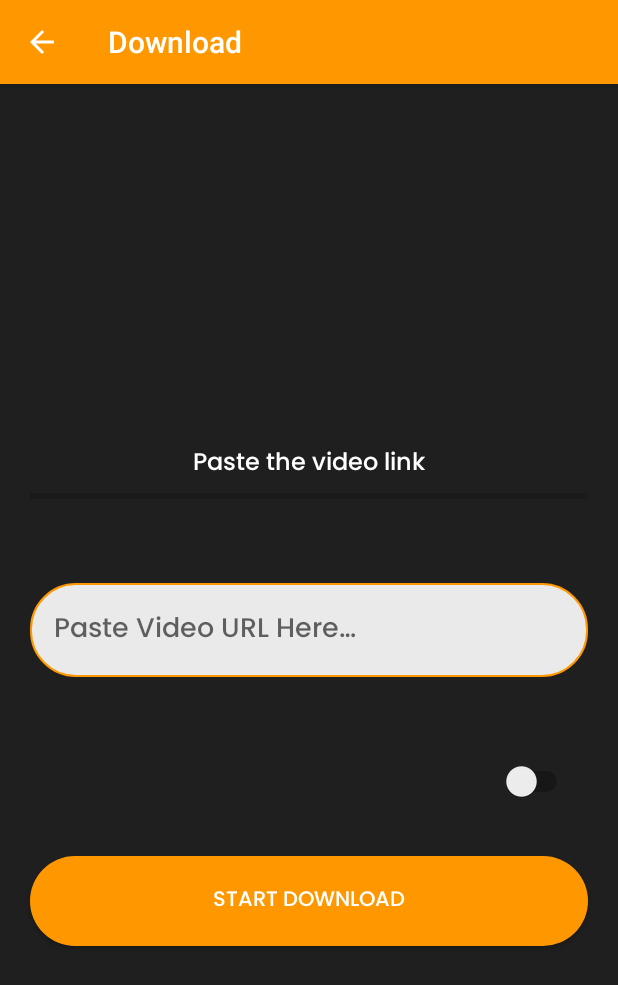
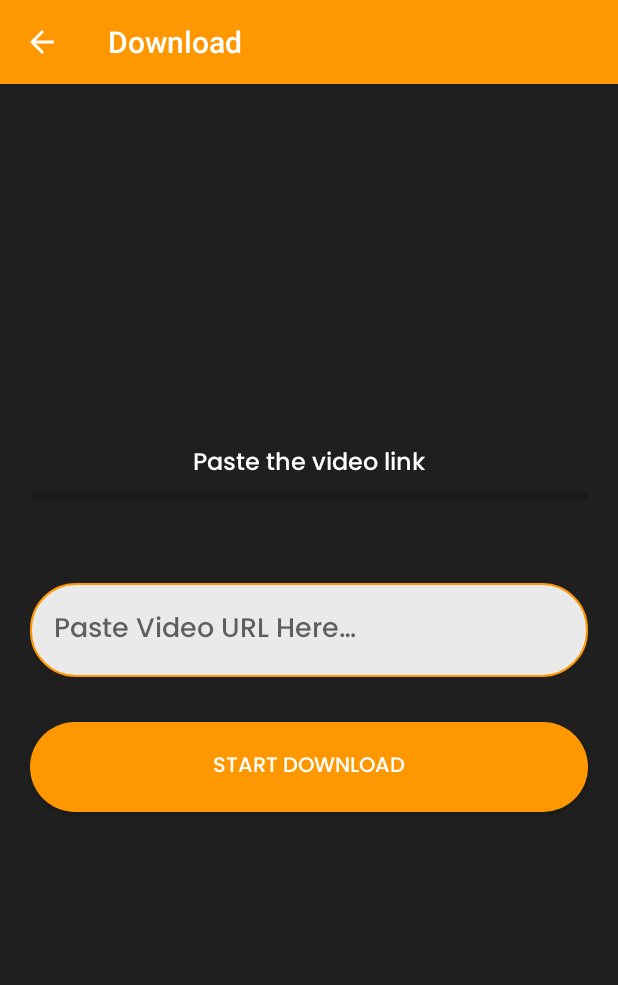
Before and after one commit to nakshatra1997/allinonevideodownloader, an Android app: the DownloadingExampleActivity screen opened directly, with no data from a screen before it, on a phone screen of 412 x 824 dp. Shown: the top 985 px of the screen. Run offline under Robolectric (Android 15) with nearby library versions, the phone set to English and light mode, and no system bars; our stand-ins replace RxJava; libraries missing offline, so code that uses them is left out: com.facebook.ads, com.yausername.youtubedl_android, es.dmoral.toasty; 8 statements that could not run were skipped.

Commit message:
removed config file option

```diff
--- a/app/build.gradle
+++ b/app/build.gradle
@@ -1,11 +1,11 @@
 apply plugin: 'com.android.application'
 
 android {
-    compileSdkVersion 32
+    compileSdkVersion 33
     defaultConfig {
         applicationId "video.downloader.freevideodownloader.allinonevideodownloader"
         minSdkVersion 21
-        targetSdkVersion 32
+        targetSdkVersion 33
         versionCode project.versionCode
         versionName project.versionName
         testInstrumentationRunner "androidx.test.runner.AndroidJUnitRunner"
@@ -68,4 +68,5 @@ dependencies {
     implementation 'com.github.GrenderG:Toasty:1.5.2'
     implementation 'com.google.android.material:material:1.6.0'
     implementation 'com.facebook.android:audience-network-sdk:6.+'
+    implementation 'com.onesignal:OneSignal:[5.0.0, 5.99.99]'
 }
--- a/app/src/main/java/video/downloader/freevideodownloader/allinonevideodownloader/DownloadingExampleActivity.java
+++ b/app/src/main/java/video/downloader/freevideodownloader/allinonevideodownloader/DownloadingExampleActivity.java
@@ -170,7 +170,7 @@ public class DownloadingExampleActivity extends AppCompatActivity implements Vie
     private void initViews() {
         btnStartDownload = findViewById(R.id.btn_start_download);
         etUrl = findViewById(R.id.et_url);
-        useConfigFile = findViewById(R.id.use_config_file);
+//        useConfigFile = findViewById(R.id.use_config_file);
         progressBar = findViewById(R.id.progress_bar);
         tvDownloadStatus = findViewById(R.id.tv_status);
         pbLoading = findViewById(R.id.pb_status);
@@ -212,13 +212,13 @@ public class DownloadingExampleActivity extends AppCompatActivity implements Vie
         File youtubeDLDir = getDownloadLocation();
         File config = new File(youtubeDLDir, "config.txt");
 
-        if (useConfigFile.isChecked() && config.exists()) {
-            request.addOption("--config-location", config.getAbsolutePath());
-        } else {
+//        if (useConfigFile.isChecked() && config.exists()) {
+//            request.addOption("--config-location", config.getAbsolutePath());
+//        } else {
             request.addOption("--no-mtime");
             request.addOption("-f", "bestvideo[ext=mp4]+bestaudio[ext=m4a]/best[ext=mp4]/best");
             request.addOption("-o", youtubeDLDir.getAbsolutePath() + "/%(title)s.%(ext)s");
-        }
+//        }
 
         showStart();
 
@@ -230,11 +230,11 @@ public class DownloadingExampleActivity extends AppCompatActivity implements Vie
                     pbLoading.setVisibility(View.GONE);
                     progressBar.setProgress(100);
                     tvDownloadStatus.setText(getString(R.string.download_complete));
-                    tvCommandOutput.setText(youtubeDLResponse.getOut());
+//                    tvCommandOutput.setText(youtubeDLResponse.getOut());
                     //Toast.makeText(DownloadingExampleActivity.this, "download successful", Toast.LENGTH_LONG).show();
                     Toasty.success(DownloadingExampleActivity.this, "Download successful", Toast.LENGTH_LONG).show();
                     if(interstitialAd.isAdLoaded())
-                    interstitialAd.show();
+                        interstitialAd.show();
                     downloading = false;
                 }, e -> {
                     if (BuildConfig.DEBUG) Log.e(TAG, "failed to download", e);
@@ -270,7 +270,7 @@ public class DownloadingExampleActivity extends AppCompatActivity implements Vie
     @NonNull
     private File getDownloadLocation() {
         File downloadsDir = Environment.getExternalStoragePublicDirectory(Environment.DIRECTORY_DOWNLOADS);
-        File youtubeDLDir = new File(downloadsDir, "allinone-video-downloader");
+        File youtubeDLDir = new File(downloadsDir, "video-downloads");
         if (!youtubeDLDir.exists()) youtubeDLDir.mkdir();
         return youtubeDLDir;
     }
--- a/app/src/main/java/video/downloader/freevideodownloader/allinonevideodownloader/MainActivity.java
+++ b/app/src/main/java/video/downloader/freevideodownloader/allinonevideodownloader/MainActivity.java
@@ -28,6 +28,7 @@ import com.facebook.ads.AdView;
 import com.facebook.ads.AudienceNetworkAds;
 import com.facebook.ads.NativeBannerAd;
 import com.google.android.material.bottomsheet.BottomSheetDialog;
+import com.onesignal.OneSignal;
 import com.yausername.youtubedl_android.YoutubeDL;
 
 import es.dmoral.toasty.Toasty;
@@ -64,7 +65,7 @@ public class MainActivity extends AppCompatActivity implements View.OnClickListe
         setContentView(R.layout.activity_main);
         getSupportActionBar().setElevation(0);
         AudienceNetworkAds.initialize(this);
-
+        OneSignal.initWithContext(this, "da9f153c-e0c7-4064-80d1-86d8d2b10799");
         initViews();
         initListeners();
         initAds();
@@ -72,6 +73,8 @@ public class MainActivity extends AppCompatActivity implements View.OnClickListe
 
         btnUpdate.setVisibility(View.GONE);
         updateYoutubeDL();
+        //onesignal
+        //da9f153c-e0c7-4064-80d1-86d8d2b10799
     }
 
     @Override
--- a/app/src/main/res/layout/activity_downloading_example.xml
+++ b/app/src/main/res/layout/activity_downloading_example.xml
@@ -24,20 +24,21 @@
             android:textColor="#fff"
             app:layout_constraintEnd_toEndOf="parent"
             app:layout_constraintStart_toStartOf="parent"
-            app:layout_constraintTop_toBottomOf="@id/use_config_file" />
+            app:layout_constraintTop_toBottomOf="@+id/et_url" />
 
-        <Switch
-            android:id="@+id/use_config_file"
-            android:layout_width="fill_parent"
-            android:layout_height="wrap_content"
-            android:layout_marginHorizontal="20dp"
-            android:layout_marginTop="50dp"
-            android:padding="10dp"
-            android:text="@string/use_config_file"
-            android:textColor="@color/textColor"
-            app:layout_constraintEnd_toEndOf="parent"
-            app:layout_constraintStart_toStartOf="parent"
-            app:layout_constraintTop_toBottomOf="@+id/et_url" />
+<!--        <Switch-->
+<!--            android:id="@+id/use_config_file"-->
+<!--            android:layout_width="fill_parent"-->
+<!--            android:layout_height="wrap_content"-->
+<!--            android:layout_marginHorizontal="20dp"-->
+<!--            android:layout_marginTop="52dp"-->
+<!--            android:padding="10dp"-->
+<!--            android:text="@string/use_config_file"-->
+<!--            android:textColor="@color/textColor"-->
+<!--            app:layout_constraintEnd_toEndOf="parent"-->
+<!--            app:layout_constraintStart_toStartOf="parent"-->
+<!--            app:layout_constraintTop_toBottomOf="@+id/et_url"-->
+<!--            tools:visibility="gone"/>-->
 
         <EditText
             android:id="@+id/et_url"
--- a/app/src/main/res/values/strings.xml
+++ b/app/src/main/res/values/strings.xml
@@ -14,7 +14,7 @@
     <string name="start">Paste the video link</string>
     <string name="example_command">Example command: --extract-audio --audio-format mp3 -o /sdcard/Download/youtubedl-android/%(title)s.%(ext)s https://www.youtube.com/watch?v=dQw4w9WgXcQ</string>
     <string name="download_start">Starting Download</string>
-    <string name="download_complete">Download Complete</string>
+    <string name="download_complete">Video downloaded in video-downloads folder</string>
     <string name="download_failed">Download Failed</string>
     <string name="command_start">Starting Command</string>
     <string name="command_complete">Command Complete</string>
--- a/build.gradle
+++ b/build.gradle
@@ -9,6 +9,7 @@ buildscript {
     dependencies {
         classpath 'com.android.tools.build:gradle:4.1.3'
         classpath 'com.github.dcendents:android-maven-gradle-plugin:2.1'
+
 
         // NOTE: Do not place your application dependencies here; they belong
         // in the individual module build.gradle files
```
Also changed, not shown: 1 other file.
